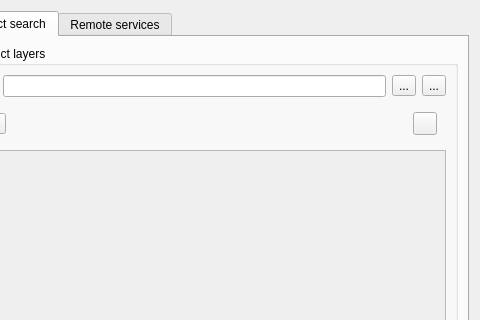
The window that ui/ui_configuration.ui (3nids/quickfinder) describes before a commit, drawn with Qt 5; both pictures show x 121 to 601 and y 0 to 320 of the 601 by 453 pixel window.
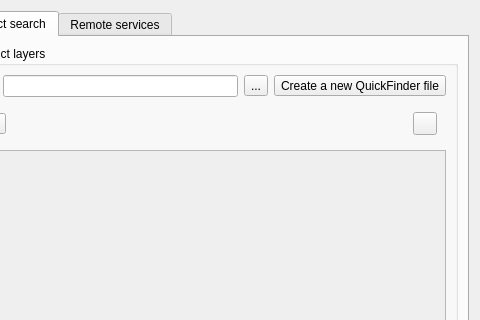
The same window after the commit. The open tabs and pages were chosen to show the change. Icons and pictures are not drawn.

What changed in the file:
```diff
--- a/ui/ui_configuration.ui
+++ b/ui/ui_configuration.ui
@@ -195,7 +195,7 @@
             <item>
              <widget class="QToolButton" name="createFileButton">
               <property name="text">
-               <string>...</string>
+               <string>Create a new QuickFinder file</string>
               </property>
               <property name="icon">
                <iconset resource="../resources.qrc">
```
Left out of the diff: 15 changed lines with no effect on the pictures.
